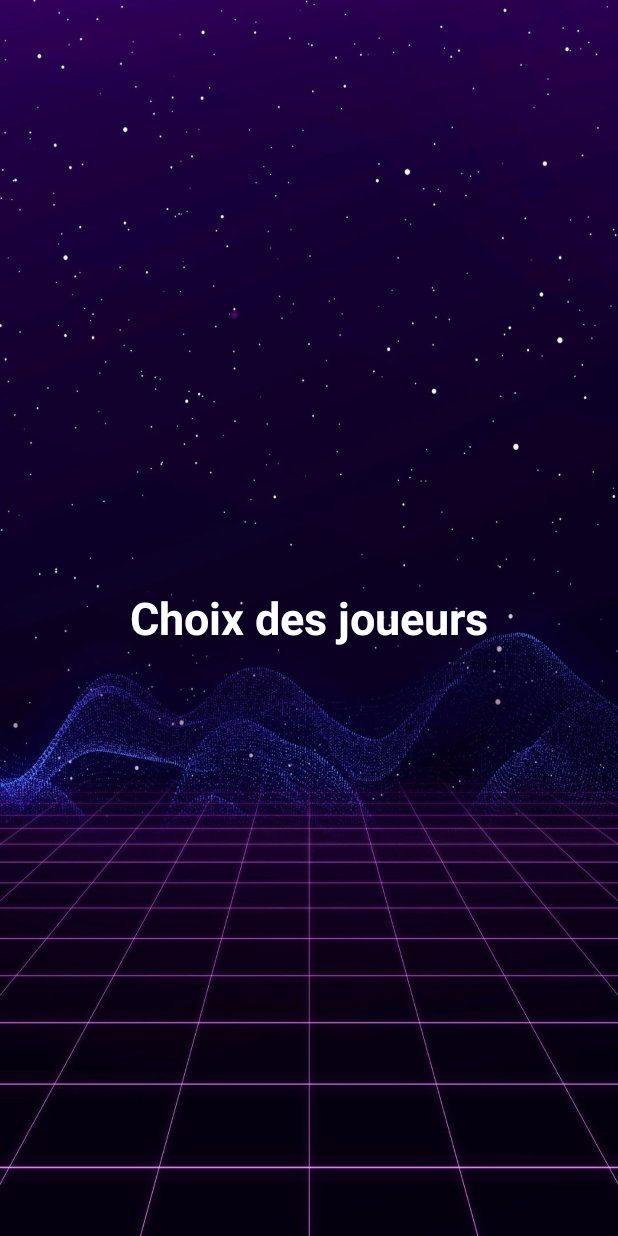
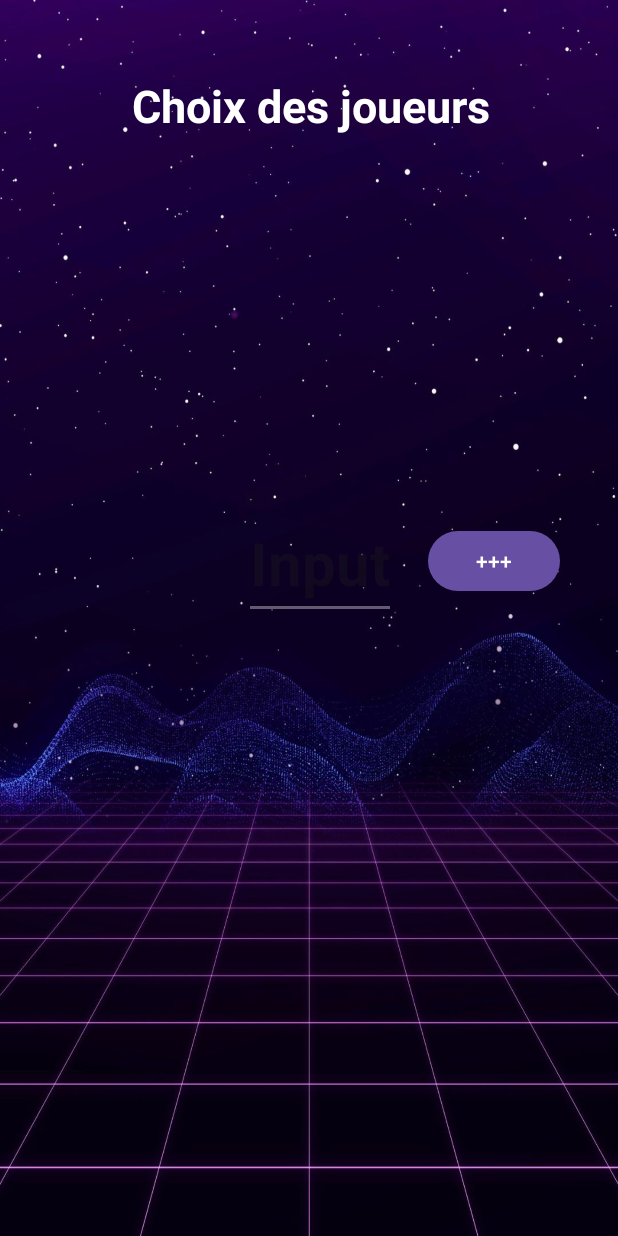
Before and after one commit to IsabellaBacalao/catourneAndroid, an Android app: the fragment ChoixDesJoueurs shown on its own in the app's theme, on a phone screen of 412 x 824 dp. Run offline under Robolectric (Android 15) with nearby library versions, the phone set to English and light mode, and no system bars.

Commit message:
Add input to create player and show them on the screen

```diff
--- a/app/src/main/java/com/example/catourneandroid/ChoixDesJoueurs.kt
+++ b/app/src/main/java/com/example/catourneandroid/ChoixDesJoueurs.kt
@@ -1,14 +1,56 @@
 package com.example.catourneandroid
 
+import android.annotation.SuppressLint
 import android.os.Bundle
-import androidx.fragment.app.Fragment
 import android.view.LayoutInflater
 import android.view.View
 import android.view.ViewGroup
+import android.widget.Button
+import android.widget.EditText
+import android.widget.HorizontalScrollView
+import android.widget.LinearLayout
+import android.widget.RelativeLayout
+import android.widget.ScrollView
+import android.widget.TextView
+import androidx.fragment.app.Fragment
+
 
 class ChoixDesJoueurs : Fragment() {
-    override fun onCreateView(inflater: LayoutInflater, container:
-        ViewGroup?, savedInstanceState: Bundle?): View? {
-        return inflater.inflate(R.layout.fragment_choix_des_joueurs, container, false)
+
+    private lateinit var viewPlayers: TextView
+    override fun onCreateView(inflater: LayoutInflater, container: ViewGroup?, savedInstanceState: Bundle?): View? {
+
+        val view: View = inflater.inflate(R.layout.fragment_choix_des_joueurs, container, false)
+
+        val inputPlayers = view.findViewById<EditText>(R.id.input_text_players)
+        val btnNewPlayer = view.findViewById<Button>(R.id.button_add_player)
+        val layoutPlayers = view.findViewById<LinearLayout>(R.id.layout_players_zone)
+
+        val params: LinearLayout.LayoutParams = LinearLayout.LayoutParams(
+            ViewGroup.LayoutParams.WRAP_CONTENT,
+            ViewGroup.LayoutParams.WRAP_CONTENT)
+        params.setMargins(20, 10, 20, 20)
+
+        btnNewPlayer.setOnClickListener {
+            val namePlayer = inputPlayers.text.toString();
+            val viewPlayer = TextView(context)
+
+            viewPlayer.layoutParams = ViewGroup.LayoutParams(
+                ViewGroup.LayoutParams.WRAP_CONTENT,
+                ViewGroup.LayoutParams.WRAP_CONTENT
+            )
+
+            viewPlayer.layoutParams = params
+            viewPlayer.text = namePlayer
+            viewPlayer.setBackgroundResource(R.drawable.rounded_bg)
+            viewPlayer.setPadding(5,5,5,5)
+            viewPlayer.setTextAppearance(R.style.PlayersListStyle)
+            viewPlayer.setHorizontallyScrolling(true)
+            layoutPlayers.addView(viewPlayer)
+            inputPlayers.setText("");
+        }
+
+        return view
     }
+
 }
--- /dev/null
+++ b/app/src/main/res/drawable/rounded_bg.xml
@@ -0,0 +1,6 @@
+<?xml version="1.0" encoding="utf-8"?>
+<shape xmlns:android="http://schemas.android.com/apk/res/android"
+    android:shape="rectangle">
+    <solid android:color="@color/color_background_players_zone" />
+    <corners android:radius="50dp" />
+</shape>
--- a/app/src/main/res/layout/fragment_choix_des_joueurs.xml
+++ b/app/src/main/res/layout/fragment_choix_des_joueurs.xml
@@ -3,16 +3,58 @@
     android:layout_width="match_parent"
     android:layout_height="match_parent"
     android:background="@drawable/background">
-
-    <TextView
+<TextView
+        android:id="@+id/title_players"
         android:layout_width="wrap_content"
         android:layout_height="wrap_content"
-        android:textStyle="bold"
+        android:layout_alignParentTop="true"
+        android:layout_alignParentEnd="true"
+        android:layout_marginTop="50dp"
+        android:layout_marginEnd="85dp"
         android:text="Choix des joueurs"
+        android:textColor="@color/white"
         android:textSize="30sp"
-        android:layout_centerInParent="true"
-        android:layout_marginTop="50dp"
-        android:textColor="@color/white">
-    </TextView>
+        android:textStyle="bold" />
+
+    <HorizontalScrollView
+        android:layout_width="wrap_content"
+        android:layout_height="wrap_content"
+        android:layout_below="@+id/title_players"
+        android:orientation="horizontal"
+        android:scrollbars="horizontal"
+        android:id="@+id/ScrollViewPlayers">
+        <LinearLayout
+            android:id="@+id/layout_players_zone"
+            android:layout_width="match_parent"
+            android:layout_margin="34dp"
+            android:layout_height="50dp"
+            android:orientation="horizontal">
+        </LinearLayout>
+    </HorizontalScrollView>
+
+
+    <EditText
+        android:id="@+id/input_text_players"
+        android:layout_width="wrap_content"
+        android:layout_height="wrap_content"
+        android:layout_below="@+id/title_players"
+        android:layout_alignParentEnd="true"
+        android:layout_marginTop="247dp"
+        android:layout_marginEnd="148dp"
+        android:hint="Input"
+        android:textColor="@color/white"
+        android:textSize="40dp"
+        android:textStyle="bold" />
+
+    <Button
+        android:id="@+id/button_add_player"
+        android:layout_width="wrap_content"
+        android:layout_height="wrap_content"
+        android:layout_marginTop="350dp"
+        android:layout_marginLeft="285dp"
+        android:text="+++" />
+
+
+
 
 </RelativeLayout>
--- a/app/src/main/res/values/colors.xml
+++ b/app/src/main/res/values/colors.xml
@@ -4,5 +4,5 @@
     <color name="white">#FFFFFFFF</color>
     <color name="color_background_frag_choix_des_joueurs">#f59e42</color>
     <color name="color_background_frag_home">#7542f5</color>
-
+    <color name="color_background_players_zone">#7AFDF9F9</color>
 </resources>
--- /dev/null
+++ b/app/src/main/res/values/styles.xml
@@ -0,0 +1,7 @@
+<?xml version="1.0" encoding="utf-8"?>
+<resources>
+    <style name="PlayersListStyle" parent="TextAppearance.AppCompat">
+        <item name="android:textColor">@color/white</item>
+        <item name="android:textSize">30sp</item>
+    </style>
+</resources>
```
Also changed, not shown: app/src/main/res/layout/activity_main.xml (+12 -14 lines), app/src/main/res/layout/fragment_home.xml (+8 -5 lines).
